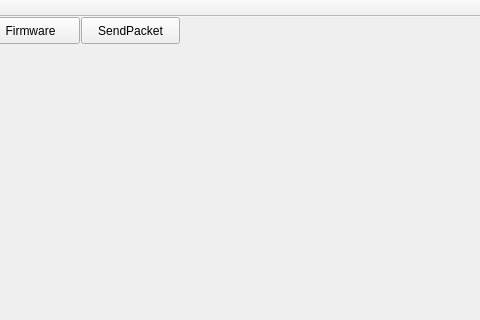
Qt form qtEx/mainwindow.ui (wieker/8051regs) before a commit; both pictures show x 129 to 609 and y 0 to 320 of the 1310 by 671 pixel window.
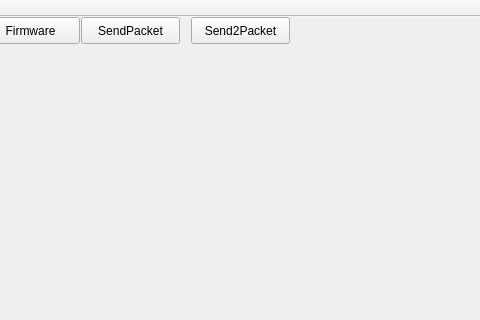
The same form after that commit.

```diff
--- a/qtEx/mainwindow.ui
+++ b/qtEx/mainwindow.ui
@@ -53,6 +53,19 @@
      <string>SendPacket</string>
     </property>
    </widget>
+   <widget class="QPushButton" name="sendOtherPkt">
+    <property name="geometry">
+     <rect>
+      <x>320</x>
+      <y>0</y>
+      <width>99</width>
+      <height>27</height>
+     </rect>
+    </property>
+    <property name="text">
+     <string>Send2Packet</string>
+    </property>
+   </widget>
   </widget>
   <widget class="QMenuBar" name="menuBar">
    <property name="geometry">
```
